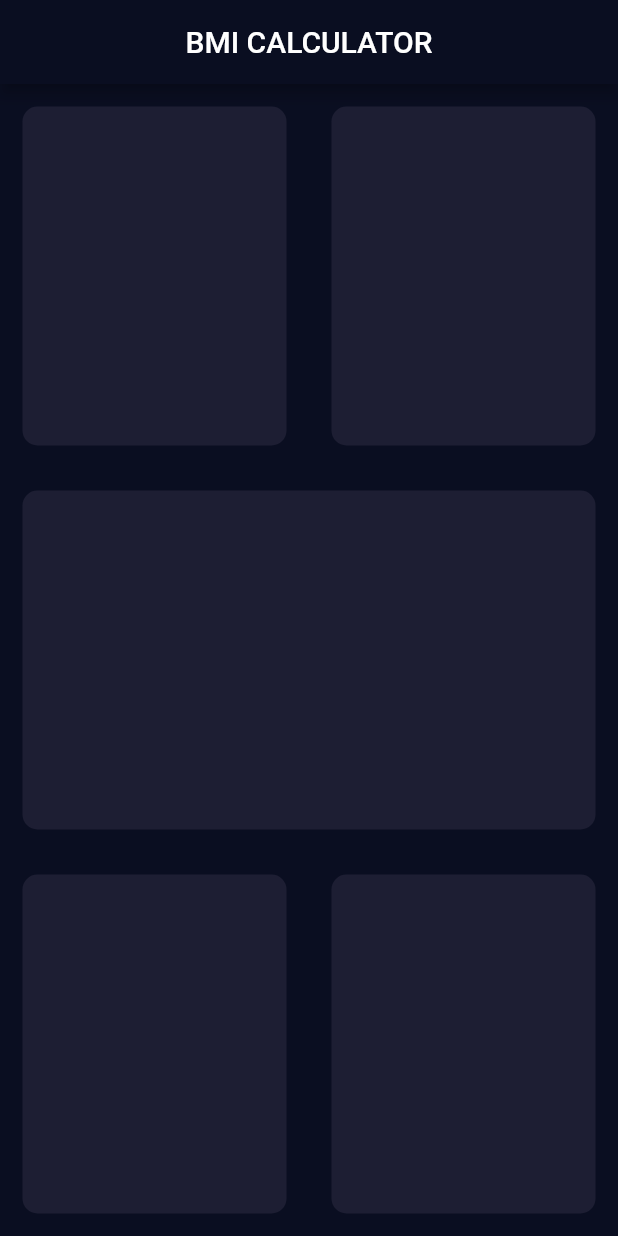
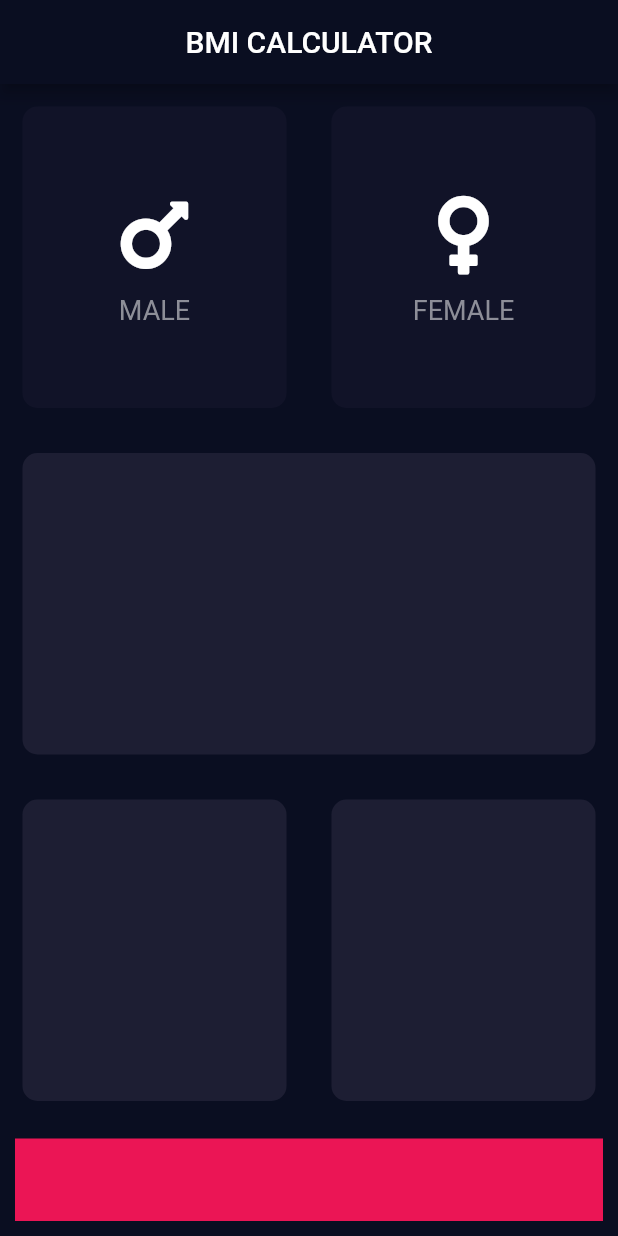
Before and after one commit to yash412/bmi_calculator, a Flutter app: the screen it shows after launch, on a phone screen of 412 x 824 dp. Run offline on Flutter 3.47's test engine with Material 2 defaults, Android fonts, the phone set to English and light mode, and no system bars; our stand-ins replace font_awesome_flutter.

Commit message:
Added male and female cards with effects.

```diff
--- /dev/null
+++ b/lib/icon_content.dart
@@ -0,0 +1,33 @@
+import 'package:flutter/material.dart';
+
+const labelTextStyle = TextStyle(
+  fontSize: 18.0,
+  color: Color(0xFF8D8E98),
+);
+
+class IconContent extends StatelessWidget {
+  IconContent({this.icon, this.label});
+  final IconData icon;
+  final String label;
+
+  @override
+  Widget build(BuildContext context) {
+    return Column(
+      mainAxisAlignment: MainAxisAlignment.center,
+      children: <Widget>[
+        Icon(
+          icon,
+          color: Colors.white,
+          size: 60,
+        ),
+        SizedBox(
+          height: 10.0,
+        ),
+        Text(
+          label,
+          style: labelTextStyle,
+        ),
+      ],
+    );
+  }
+}
--- a/lib/input_page.dart
+++ b/lib/input_page.dart
@@ -1,4 +1,12 @@
 import 'package:flutter/material.dart';
+import 'package:font_awesome_flutter/font_awesome_flutter.dart';
+import 'icon_content.dart';
+import 'reusable_card.dart';
+
+const bottomContainerHeight = 80.0;
+const activeCardColor = Color(0xFF1D1E33);
+const inactiveCardColor = Color(0xFF111328);
+const bottomContainer = Color(0xFFEB1555);
 
 class InputPage extends StatefulWidget {
   @override
@@ -6,6 +14,29 @@ class InputPage extends StatefulWidget {
 }
 
 class _InputPageState extends State<InputPage> {
+  Color maleCardColor = inactiveCardColor;
+  Color femaleCardColor = inactiveCardColor;
+
+  void changeColor(int sex) {
+    if (sex == 1) {
+      if (maleCardColor == inactiveCardColor) {
+        maleCardColor = activeCardColor;
+        femaleCardColor = inactiveCardColor;
+      } else {
+        maleCardColor = inactiveCardColor;
+      }
+    }
+
+    if (sex == 2) {
+      if (femaleCardColor == inactiveCardColor) {
+        femaleCardColor = activeCardColor;
+        maleCardColor = inactiveCardColor;
+      } else {
+        femaleCardColor = inactiveCardColor;
+      }
+    }
+  }
+
   @override
   Widget build(BuildContext context) {
     return Scaffold(
@@ -20,46 +51,59 @@ class _InputPageState extends State<InputPage> {
               child: Row(
             children: <Widget>[
               Expanded(
-                child: ReusableCard(colour: Color(0xFF1D1E33)),
+                child: GestureDetector(
+                  onTap: () {
+                    setState(() {
+                      changeColor(1);
+                    });
+                  },
+                  child: ReusableCard(
+                    colour: maleCardColor,
+                    cardChild: IconContent(
+                      icon: FontAwesomeIcons.mars,
+                      label: 'MALE',
+                    ),
+                  ),
+                ),
               ),
               Expanded(
-                child: ReusableCard(colour: Color(0xFF1D1E33)),
+                child: GestureDetector(
+                  onTap: () {
+                    setState(() {
+                      changeColor(2);
+                    });
+                  },
+                  child: ReusableCard(
+                      colour: femaleCardColor,
+                      cardChild: IconContent(
+                        icon: FontAwesomeIcons.venus,
+                        label: 'FEMALE',
+                      )),
+                ),
               ),
             ],
           )),
           Expanded(
-            child: ReusableCard(colour: Color(0xFF1D1E33)),
+            child: ReusableCard(colour: activeCardColor),
           ),
           Expanded(
               child: Row(
             children: <Widget>[
               Expanded(
-                child: ReusableCard(colour: Color(0xFF1D1E33)),
+                child: ReusableCard(colour: activeCardColor),
               ),
               Expanded(
-                child: ReusableCard(colour: Color(0xFF1D1E33)),
+                child: ReusableCard(colour: activeCardColor),
               )
             ],
           )),
+          Container(
+            color: bottomContainer,
+            margin: EdgeInsets.all(10.0),
+            height: 55.0,
+          ),
         ],
       ),
     );
   }
 }
-
-class ReusableCard extends StatelessWidget {
-  ReusableCard({@required this.colour});
-
-  final Color colour;
-
-  @override
-  Widget build(BuildContext context) {
-    return Container(
-      margin: EdgeInsets.all(15.0),
-      decoration: BoxDecoration(
-        color: colour,
-        borderRadius: BorderRadius.circular(10.0),
-      ),
-    );
-  }
-}
--- a/lib/main.dart
+++ b/lib/main.dart
@@ -12,7 +12,7 @@ class BMICalculator extends StatelessWidget {
         scaffoldBackgroundColor: Color(0xFF0A0E21),
         accentColor: Colors.purpleAccent,
         textTheme: TextTheme(
-          body1: TextStyle(color: Colors.white),
+          bodyText2: TextStyle(color: Colors.white),
         ),
       ),
       home: InputPage(),
--- /dev/null
+++ b/lib/reusable_card.dart
@@ -0,0 +1,20 @@
+import 'package:flutter/material.dart';
+
+class ReusableCard extends StatelessWidget {
+  ReusableCard({@required this.colour, this.cardChild});
+
+  final Color colour;
+  final Widget cardChild;
+
+  @override
+  Widget build(BuildContext context) {
+    return Container(
+      child: cardChild,
+      margin: EdgeInsets.all(15.0),
+      decoration: BoxDecoration(
+        color: colour,
+        borderRadius: BorderRadius.circular(10.0),
+      ),
+    );
+  }
+}
--- a/pubspec.yaml
+++ b/pubspec.yaml
@@ -28,6 +28,7 @@ dependencies:
   # The following adds the Cupertino Icons font to your application.
   # Use with the CupertinoIcons class for iOS style icons.
   cupertino_icons: ^1.0.2
+  font_awesome_flutter: ^9.0.0
 
 dev_dependencies:
   flutter_test:
```
Also changed, not shown: pubspec.lock.
